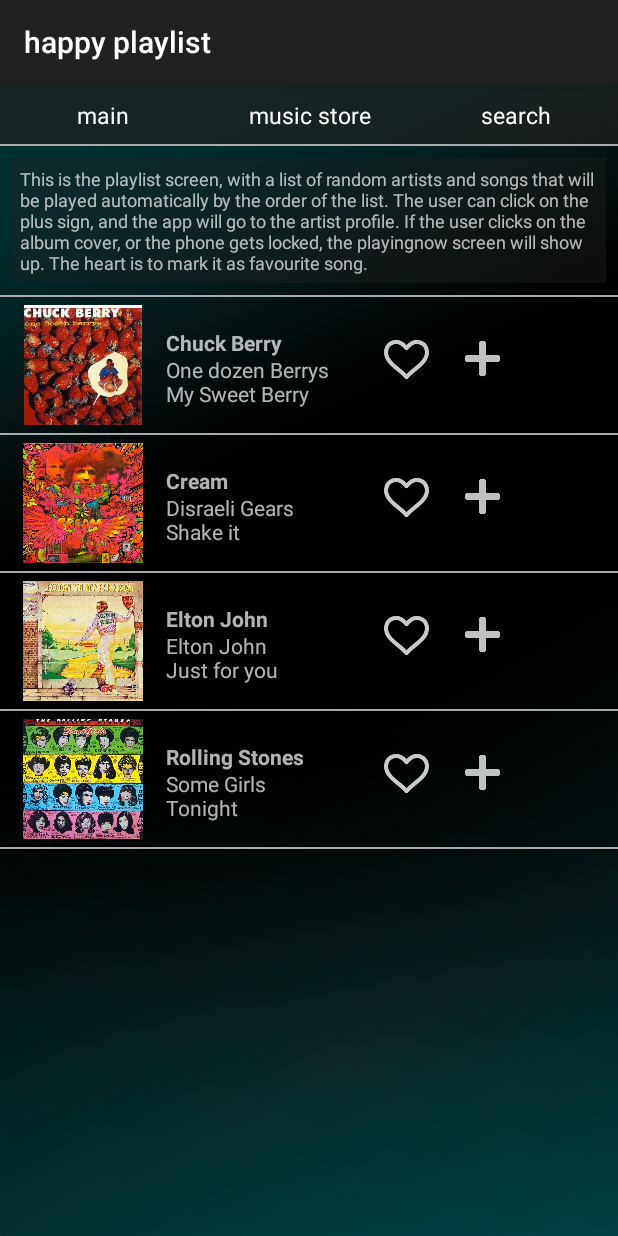
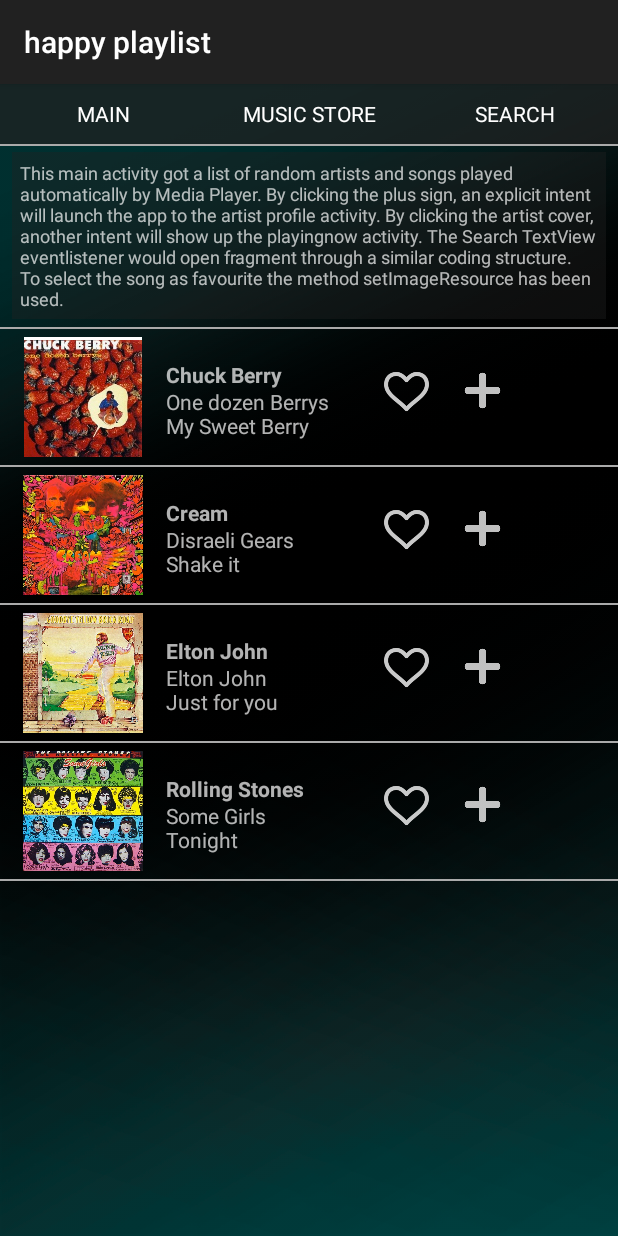
Before and after one commit to yolazuka/Music4emotions, an Android app: the Happy screen opened directly, with no data from a screen before it, on a phone screen of 412 x 824 dp. Run offline under Robolectric (Android 15) with nearby library versions, the phone set to English and light mode, and no system bars.

Commit message:
Update 16/05/2017

```diff
--- a/app/src/main/res/layout/activity_happy.xml
+++ b/app/src/main/res/layout/activity_happy.xml
@@ -3,9 +3,9 @@
     xmlns:android="http://schemas.android.com/apk/res/android"
     xmlns:app="http://schemas.android.com/apk/res-auto"
     xmlns:tools="http://schemas.android.com/tools"
-    android:background="@drawable/background"
     android:layout_width="match_parent"
     android:layout_height="match_parent"
+    android:background="@drawable/background"
     android:orientation="vertical"
     tools:context="com.example.usuario.music4emotions.Happy">
 
@@ -15,8 +15,8 @@
         android:id="@+id/menu_bar"
         android:layout_width="match_parent"
         android:layout_height="wrap_content"
-        android:orientation="horizontal"
-        android:background="@color/dark_transparent">
+        android:background="@color/dark_transparent"
+        android:orientation="horizontal">
 
         <TextView
             android:id="@+id/menu_main_happy_screen"
@@ -43,8 +43,8 @@
             android:layout_height="30dp"
             android:layout_weight="1"
             android:gravity="center"
-            android:text="@string/search"
-            android:onClick="GoToSearch"/>
+            android:onClick="GoToSearch"
+            android:text="@string/search" />
 
     </LinearLayout>
 
@@ -55,13 +55,13 @@
 
     <TextView
 
+        android:id="@+id/explanation_main_screen"
         style="@style/explanations"
-        android:id="@+id/explanation_main_screen"
-        android:layout_marginTop="8dp"
-        android:layout_marginBottom="8dp"
-        android:text="@string/playlist_screen_explanation"
         android:layout_width="wrap_content"
-        android:layout_height="wrap_content" />
+        android:layout_height="wrap_content"
+        android:layout_marginBottom="5dp"
+        android:layout_marginTop="4dp"
+        android:text="@string/playlist_screen_explanation" />
 
     <!-- First item happyplaylist -->
 
@@ -80,28 +80,28 @@
         <ImageView
 
             android:id="@+id/thb_h_one"
-            android:src="@drawable/chuck_berry"
             android:layout_width="80dp"
-            android:layout_height="80dp" />
+            android:layout_height="80dp"
+            android:src="@drawable/chuck_berry" />
 
         <TextView
 
             android:id="@+id/h_one_text"
-            android:text="@string/happy_item_one"
             style="@style/list_items_text"
-            android:layout_height="wrap_content" />
+            android:layout_height="wrap_content"
+            android:text="@string/happy_item_one" />
 
         <ImageView
             android:id="@+id/h_heart_one"
             style="@style/heart"
-            android:src="@drawable/heart"
-            android:onClick="like1"/>
+            android:onClick="like1"
+            android:src="@drawable/heart" />
 
         <ImageView
             android:id="@+id/h_plus_one"
             style="@style/plus"
-            android:src="@drawable/plus"
-            android:onClick="go_to_artist_one"/>
+            android:onClick="go_to_artist_one"
+            android:src="@drawable/plus" />
 
     </LinearLayout>
 
@@ -122,23 +122,23 @@
         <ImageView
 
             android:id="@+id/thb_h_two_"
-            android:src="@drawable/cream"
             android:layout_width="80dp"
             android:layout_height="80dp"
-            android:onClick="playingnow_cream"/>
+            android:onClick="playingnow_cream"
+            android:src="@drawable/cream" />
 
         <TextView
 
             android:id="@+id/h_two_text_"
-            android:text="@string/happy_item_two"
             style="@style/list_items_text"
-            android:layout_height="wrap_content" />
+            android:layout_height="wrap_content"
+            android:text="@string/happy_item_two" />
 
         <ImageView
             android:id="@+id/h_heart_two"
             style="@style/heart"
-            android:src="@drawable/heart"
-            android:onClick="like2"/>
+            android:onClick="like2"
+            android:src="@drawable/heart" />
 
         <ImageView
             android:id="@+id/h_plus_two"
@@ -164,22 +164,22 @@
         <ImageView
 
             android:id="@+id/thb_h_two"
-            android:src="@drawable/elton_john"
             android:layout_width="80dp"
-            android:layout_height="80dp" />
+            android:layout_height="80dp"
+            android:src="@drawable/elton_john" />
 
         <TextView
 
             android:id="@+id/h_two_text"
-            android:text="@string/happy_item_three"
             style="@style/list_items_text"
-            android:layout_height="wrap_content" />
+            android:layout_height="wrap_content"
+            android:text="@string/happy_item_three" />
 
         <ImageView
             android:id="@+id/h_heart_three"
             style="@style/heart"
-            android:src="@drawable/heart"
-            android:onClick="like3"/>
+            android:onClick="like3"
+            android:src="@drawable/heart" />
 
         <ImageView
             android:id="@+id/h_plus_three"
@@ -205,22 +205,22 @@
         <ImageView
 
             android:id="@+id/thb_h_four"
-            android:src="@drawable/rolling_stones"
             android:layout_width="80dp"
-            android:layout_height="80dp" />
+            android:layout_height="80dp"
+            android:src="@drawable/rolling_stones" />
 
         <TextView
 
             android:id="@+id/h_four_text"
-            android:text="@string/happy_item_four"
             style="@style/list_items_text"
-            android:layout_height="wrap_content" />
+            android:layout_height="wrap_content"
+            android:text="@string/happy_item_four" />
 
         <ImageView
             android:id="@+id/h_heart_four"
             style="@style/heart"
-            android:src="@drawable/heart"
-            android:onClick="like4"/>
+            android:onClick="like4"
+            android:src="@drawable/heart" />
 
         <ImageView
             android:id="@+id/h_plus_four"
--- a/app/src/main/res/values/strings.xml
+++ b/app/src/main/res/values/strings.xml
@@ -16,15 +16,15 @@
 
     <string name="Header">How do you feel today?...</string>
 
-    <string name="main_screen_explanation">This is the main screen, with 6 different options to choose. They are random playlists, according to your mood. The source could be any kind of platform as Spotify, lastfm, or many others.\nSo each category is linked to a new activity that will gather a random playlist related to your mood.</string>
+    <string name="main_screen_explanation">This is the main screen, with 6 different options to choose. They are random playlists, according to your mood. The source could be any kind of external application as Spotify, lastfm, or many others. Each category is linked to a new activity launched through explicit intents and eventListeners. (Onclicklistener class). On the below menu The "Search" TextView eventlistener would open a searching field fragment through a similar coding structure. Music Store TextView will show up the Music Store activity thought the same classes and events. </string>
 
-    <string name="playlist_screen_explanation">This is the playlist screen, with a list of random artists and songs that will be played automatically by the order of the list. The user can click on the plus sign, and the app will go to the artist profile. If the user clicks on the album cover, or the phone gets locked, the playingnow screen will show up. The heart is to mark it as favourite song.  </string>
+    <string name="playlist_screen_explanation">This main activity got a list of random artists and songs played automatically by Media Player. By clicking the plus sign, an explicit intent will launch the app to the artist profile activity. By clicking the artist cover, another intent will show up the playingnow activity. The "Search" TextView eventlistener would open fragment through a similar coding structure. To select the song as favourite the method setImageResource has been used. </string>
 
-    <string name="playing_now_screen_explanation">This screen shows a big picture of the artist, and details of the song, including menus to navigate to the rest of the screens.  </string>
+    <string name="playing_now_screen_explanation">Media player controls will play automatically the current artist music. The button play/stop is coded calling also Media Player for these actions. Similar coding for the buttons forward/backard. There are also menus (intents with eventlisteners) to navigate to the rest of the screens (Activities). </string>
 
-    <string name="artist_screen_explanation">This is the Artist profile screen, with all the artist information. </string>
+    <string name="artist_screen_explanation">This is the Artist profile screen, with all the artist information. This screen does not contains further linked activities. </string>
 
-    <string name="store_screen_explanation">This is the Music Store Screen, where you can buy songs. You can search for the artist, or choosing one from the playlists.Click on the artist from the list, and the layout for the payment appears on the botton. There is also a menu to navigate to the rest of the screens. </string>
+    <string name="store_screen_explanation">In this music store, purchase of songs can be made by clicking the "Buy it now" Button which send the activity to Android Pay API for the payment process, through and explicit intent and an event listener ( Onclicklistener ).It also uses an Onclicklistener class for the payments layout, in order to pop it up on the same screen at the bottom. There is also a menu to navigate through explicit intents to the rest of the screens( Activities). </string>
 
     <string name="happy_item_one_more">Want to know more about this artist? (+) </string>
 
@@ -104,16 +104,14 @@
 
     <string name="Buy_it_now">Buy it now</string>
 
-    <string name="main">main</string>
+    <string name="main">MAIN</string>
 
-    <string name="artist_profile">artist profile</string>
+    <string name="artist_profile">ARTIST PROFILE</string>
 
-    <string name="playlist">playlist</string>
+    <string name="playlist">PLAYLIST</string>
 
-    <string name="music_store">music store</string>
+    <string name="music_store">MUSIC STORE</string>
 
-    <string name="search">search</string>
-
-
+    <string name="search">SEARCH</string>
 
 </resources>
--- a/app/src/main/res/values/styles.xml
+++ b/app/src/main/res/values/styles.xml
@@ -13,14 +13,14 @@
         <item name="android:textSize">18sp</item>
         <item name="android:textStyle">bold</item>
         <item name="android:layout_centerHorizontal">true</item>
-        <item name="android:layout_marginBottom">25dp</item>
+        <item name="android:layout_marginBottom">8dp</item>
         <item name="android:layout_gravity">center</item>
-        <item name="android:layout_marginTop">18dp</item>
+        <item name="android:layout_marginTop">10dp</item>
 
     </style>
 
     <style name="Image_icon" parent="Theme.AppCompat.Light.DarkActionBar">
-        <item name="android:layout_marginTop">20dp</item>
+        <item name="android:layout_marginTop">17dp</item>
         <item name="android:layout_marginLeft">8dp</item>
         <item name="android:background">@drawable/frame</item>
         <item name="android:layout_width">110dp</item>
@@ -30,7 +30,7 @@
 
 
     <style name="explanations" parent="Theme.AppCompat.Light.DarkActionBar">
-        <item name="android:layout_marginTop">25dp</item>
+        <item name="android:layout_marginTop">20dp</item>
         <item name="android:layout_marginLeft">8dp</item>
         <item name="android:layout_marginRight">8dp</item>
         <item name="android:paddingLeft">5dp</item>
@@ -97,7 +97,7 @@
 
         <item name="android:layout_marginTop">10dp</item>
         <item name="android:textColor">#FFFFFF</item>
-        <item name="android:textSize">15sp</item>
+        <item name="android:textSize">14sp</item>
         <item name="android:paddingBottom">10dp</item>
 
     </style>
```
Also changed, not shown: app/src/main/res/layout/activity_main.xml (+16 -18 lines), app/src/main/res/layout/activity_playingnow.xml (+35 -35 lines), app/src/main/res/layout/activity_store.xml (+37 -56 lines).
